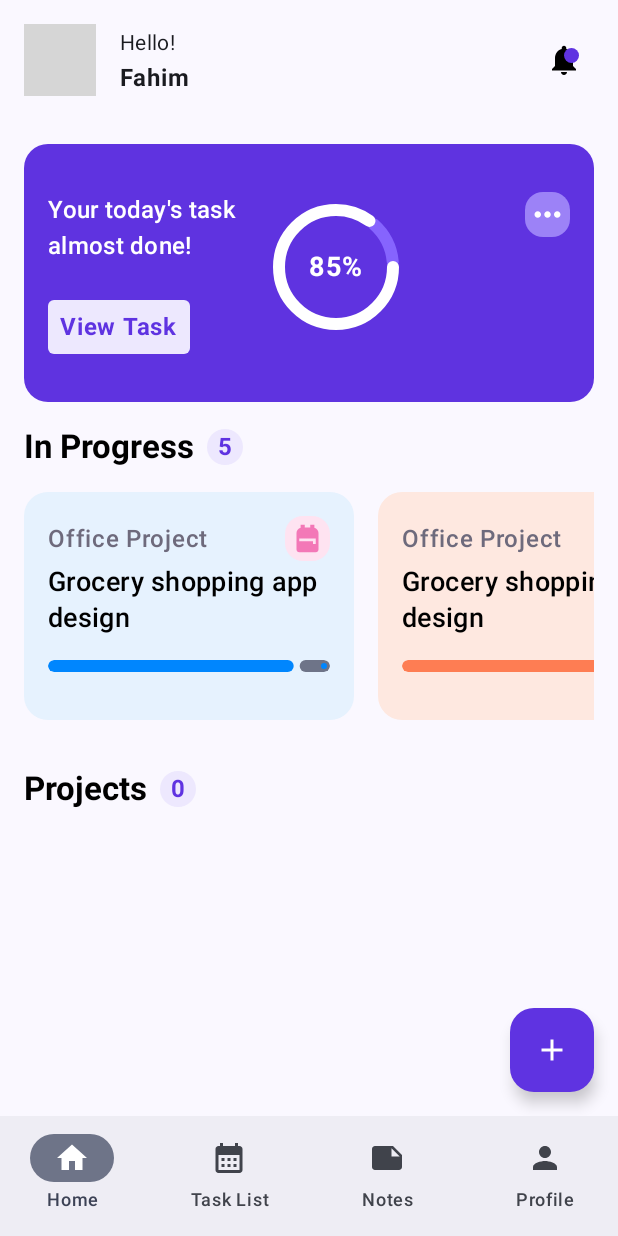
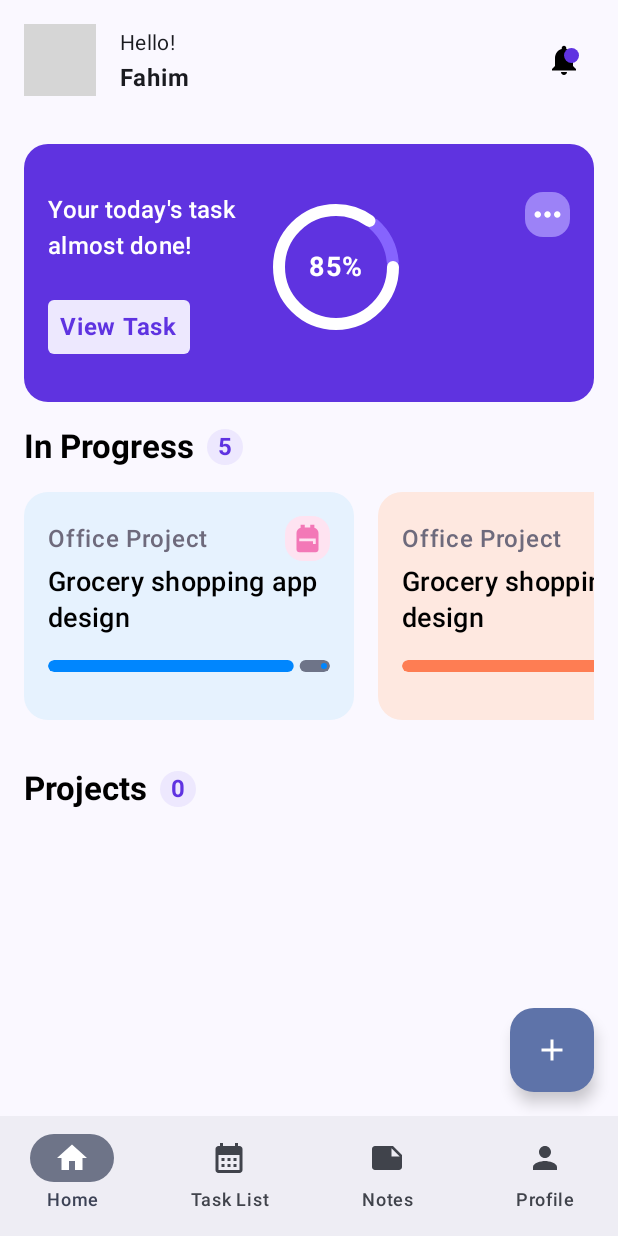
Before and after one commit to fahim-fardous/Task-Hive, an Android app built with Jetpack Compose: the HomeIndexScreen screen opened through its navigation route, on a phone screen of 412 x 824 dp. Run offline under Robolectric (Android 15) with nearby library versions, the phone set to English and light mode, and no system bars; our stand-ins replace Dagger/Hilt's generated code; grey boxes are pictures that could not be loaded.

Commit message:
Refactor floating action button color

```diff
--- a/app/src/main/java/com/example/taskhive/presentation/home/HomeScreen.kt
+++ b/app/src/main/java/com/example/taskhive/presentation/home/HomeScreen.kt
@@ -88,8 +88,6 @@ fun HomeScreenSkeleton(
     numberOfProject: Int = 0,
     goToTaskList: (Int?) -> Unit = {},
 ) {
-    val context = LocalContext.current
-    val currentDate = Date()
     Scaffold(
         topBar = {
             Row(
@@ -144,12 +142,10 @@ fun HomeScreenSkeleton(
         floatingActionButton = {
             FloatingActionButton(
                 onClick = { goToAddProject() },
-                containerColor = appColor,
             ) {
                 Icon(
                     Icons.Filled.Add,
                     contentDescription = "Add",
-                    tint = Color.White,
                 )
             }
         },
--- a/app/src/main/java/com/example/taskhive/presentation/task/list/TaskListScreen.kt
+++ b/app/src/main/java/com/example/taskhive/presentation/task/list/TaskListScreen.kt
@@ -131,13 +131,10 @@ fun TaskListScreenSkeleton(
             if (projectId != null) {
                 FloatingActionButton(
                     onClick = { goToAddTask(projectId) },
-                    containerColor = appColor,
-                    shape = CircleShape,
                 ) {
                     Icon(
                         Icons.Filled.Add,
                         contentDescription = "Add",
-                        tint = Color.White,
                     )
                 }
             }
```
